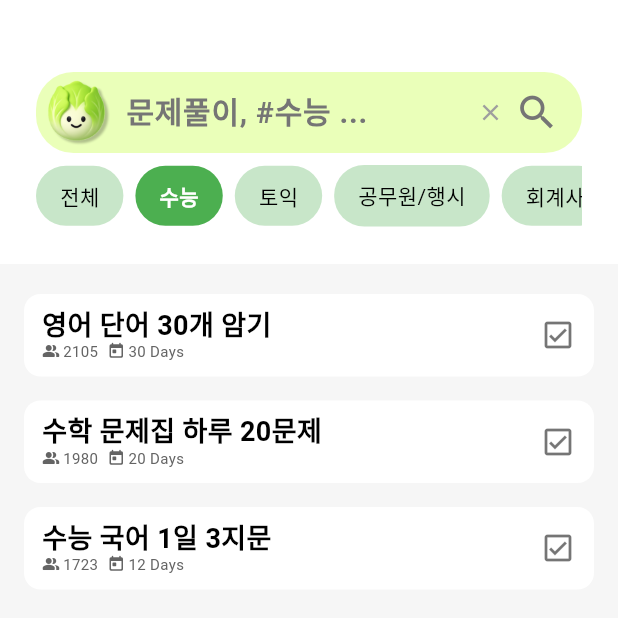
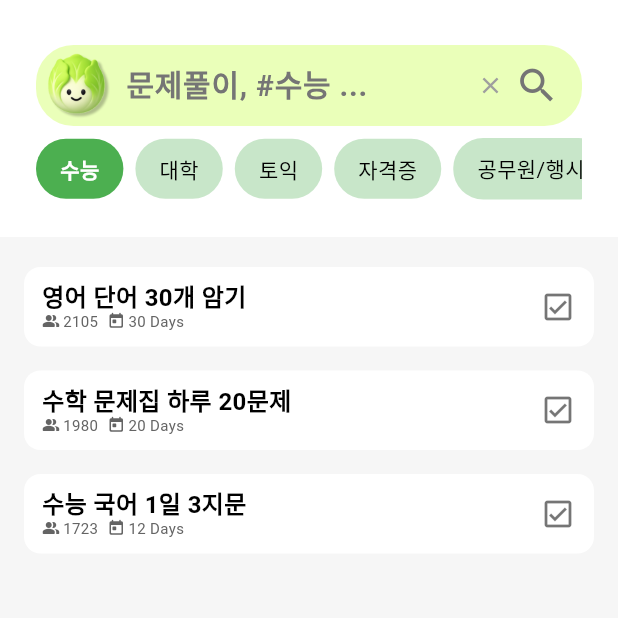
Before and after one commit to UniCon-BetU/bet_u, a Flutter app: the ChallengePage screen opened by its route, after a tap on "수능", on a phone screen of 412 x 824 dp, the top half of it. Run offline on Flutter 3.47's test engine with Material 3 defaults, Android fonts, the phone set to English and light mode, and no system bars; our stand-ins replace image_picker, shared_preferences, smooth_page_indicator; missing offline and left inert: tosspayments_widget_sdk_flutter; accounts and stored records are empty; Roboto replaces fonts that are missing (Freesentation).

Commit message:
치타는 달린다 아이콘을 박았다. cat -> cat[image] 이런느낌으로 변수사용법이 바뀜

```diff
--- a/lib/views/pages/challenge_page.dart
+++ b/lib/views/pages/challenge_page.dart
@@ -8,6 +8,24 @@ import 'package:bet_u/views/widgets/challenge_tile_widget.dart';
 import 'package:bet_u/views/widgets/betu_challenge_section_widget.dart';
 import '../../theme/app_colors.dart';
 import '../../utils/challenge_history.dart' as ch;
+
+void main() {
+  runApp(const MyApp());
+}
+
+class MyApp extends StatelessWidget {
+  const MyApp({super.key});
+
+  @override
+  Widget build(BuildContext context) {
+    return MaterialApp(
+      debugShowCheckedModeBanner: false,
+      title: 'Profile Page Demo',
+      theme: ThemeData(primarySwatch: Colors.green),
+      home: const ChallengePage(),
+    );
+  }
+}
 
 class ChallengePage extends StatefulWidget {
   const ChallengePage({super.key});
@@ -37,16 +55,18 @@ class _ChallengePageState extends State<ChallengePage> {
   bool _isTagDropdownOpen = false;
 
   final TextEditingController _searchController = TextEditingController();
-  String selectedCategory = '전체';
-  final List<String> categories = [
-    '전체',
-    '수능',
-    '토익',
-    '공무원/행시',
-    '회계사',
-    'LEET',
-    '자격증',
-    '자기계발',
+  String selectedCategory = '수능';
+  final List<Map<String, String>> categories = [
+    {"name": "수능", "image": "assets/category/suneung.png"},
+    {"name": "대학", "image": "assets/category/university.png"},
+
+    {"name": "토익", "image": "assets/category/toeic.png"},
+    {"name": "자격증", "image": "assets/category/certificate.png"},
+
+    {"name": "공무원/행시", "image": "assets/category/gongmuwon.png"},
+    {"name": "회계사", "image": "assets/category/account.png"},
+    {"name": "LEET", "image": "assets/category/leet.png"},
+    {"name": "생활/자기계발", "image": "assets/category/self.png"},
   ];
 
   List<String> recentSearches = [];
@@ -381,9 +401,9 @@ class _ChallengePageState extends State<ChallengePage> {
           scrollDirection: Axis.horizontal,
           child: Row(
             children: categories.map((cat) {
-              final isSelected = selectedCategory == cat;
+              final isSelected = selectedCategory == cat["name"];
               return GestureDetector(
-                onTap: () => setState(() => selectedCategory = cat),
+                onTap: () => setState(() => selectedCategory = cat["name"]!),
                 child: Container(
                   margin: const EdgeInsets.only(right: 8),
                   padding: const EdgeInsets.symmetric(
@@ -395,7 +415,7 @@ class _ChallengePageState extends State<ChallengePage> {
                     borderRadius: BorderRadius.circular(20),
                   ),
                   child: Text(
-                    cat,
+                    cat["name"]!,
                     style: TextStyle(
                       color: isSelected ? Colors.white : Colors.black,
                       fontWeight: isSelected
@@ -448,7 +468,7 @@ class _ChallengePageState extends State<ChallengePage> {
       child: Column(
         crossAxisAlignment: CrossAxisAlignment.center,
         children: [
-          SizedBox(height: 48),
+          SizedBox(height: 30),
           AnimatedContainer(
             duration: Duration(milliseconds: 300),
             curve: Curves.easeOut,
@@ -554,7 +574,7 @@ class _ChallengePageState extends State<ChallengePage> {
                     child: IgnorePointer(
                       ignoring: _isSearching, // 사라지는 중 터치 막기
                       child: IconButton(
-                        iconSize: 24,
+                        iconSize: 40,
                         icon: const Icon(
                           Icons.add_rounded,
                           color: Colors.black,
@@ -582,9 +602,11 @@ class _ChallengePageState extends State<ChallengePage> {
                 scrollDirection: Axis.horizontal,
                 child: Row(
                   children: categories.map((cat) {
-                    final isSelected = selectedCategory == cat;
+                    final isSelected = selectedCategory == cat['name'];
                     return GestureDetector(
-                      onTap: () => setState(() => selectedCategory = cat),
+                      onTap: () => setState(
+                        () => selectedCategory = cat['name']!,
+                      ), // ✅ 선택도 name으로
                       child: Container(
                         margin: const EdgeInsets.only(right: 8),
                         padding: const EdgeInsets.symmetric(
@@ -598,7 +620,7 @@ class _ChallengePageState extends State<ChallengePage> {
                           borderRadius: BorderRadius.circular(20),
                         ),
                         child: Text(
-                          cat,
+                          cat['name']!, // ✅ 이렇게 수정
                           style: TextStyle(
                             color: isSelected ? Colors.white : Colors.black,
                             fontWeight: isSelected
@@ -663,6 +685,7 @@ class _ChallengePageState extends State<ChallengePage> {
       child: Column(
         children: [
           const Spacer(),
+
           GridView.builder(
             shrinkWrap: true,
             physics: const NeverScrollableScrollPhysics(),
@@ -678,20 +701,23 @@ class _ChallengePageState extends State<ChallengePage> {
               return GestureDetector(
                 onTap: () {
                   setState(() {
-                    selectedCategory = cat;
+                    selectedCategory = cat["name"]!;
                     _isSearching = true;
                   });
                 },
                 child: Column(
                   children: [
-                    const CircleAvatar(
-                      radius: 24,
-                      backgroundColor: Color(0xFF1BAB0F),
-                      child: Icon(Icons.school, color: Colors.white),
+                    // CircleAvatar 대신 이미지 그대로
+                    Image.asset(
+                      cat["image"]!,
+                      width: 48,
+                      height: 48,
+                      fit: BoxFit.contain,
+                      filterQuality: FilterQuality.none, // <- 픽셀 낮춤
                     ),
                     const SizedBox(height: 6),
                     Text(
-                      cat,
+                      cat["name"]!,
                       style: const TextStyle(
                         fontSize: 15,
                         fontWeight: FontWeight.w800,
--- a/lib/views/pages/profile_page.dart
+++ b/lib/views/pages/profile_page.dart
@@ -160,7 +160,7 @@ class ProfilePage extends StatelessWidget {
                 MyPageSettingWidget(
                   title: '포인트 결제',
                   image: AssetImage('images/point_icon.png'),
-                  point: '100P',
+                  point: '$userPoints P', // userPoints 변수 사용
                   onTap: () {
                     Navigator.push(
                       context,
--- a/lib/views/widgets/betu_challenge_section_widget.dart
+++ b/lib/views/widgets/betu_challenge_section_widget.dart
@@ -43,7 +43,9 @@ class BetuChallengeSectionWidget extends StatelessWidget {
         InkWell(
           borderRadius: BorderRadius.circular(11),
           onTap: () {
-              final betuOnly = allChallenges.where((c) => c.type == 'betu').toList();
+            final betuOnly = allChallenges
+                .where((c) => c.type == 'betu')
+                .toList();
             Navigator.of(context).push(
               MaterialPageRoute(
                 builder: (_) => BetuChallengesPage(betuChallenges: betuOnly),
@@ -53,14 +55,30 @@ class BetuChallengeSectionWidget extends StatelessWidget {
           child: Row(
             mainAxisAlignment: MainAxisAlignment.spaceBetween,
             children: [
-                Row(
+              Padding(
+                padding: const EdgeInsets.only(left: 12), // 왼쪽 여백
+                child: Row(
                   children: [
-                    Text(title, style: const TextStyle(fontSize: 18, fontWeight: FontWeight.bold)),
+                    Text(
+                      title,
+                      style: const TextStyle(
+                        fontSize: 18,
+                        fontWeight: FontWeight.bold,
+                      ),
+                    ),
                     const SizedBox(width: 6),
                     leadingIcon,
+                    const SizedBox(width: 260),
+
+                    const Icon(
+                      Icons.arrow_forward_ios_rounded,
+                      color: Colors.black,
+                    ),
                   ],
                 ),
-                const Icon(Icons.arrow_forward_ios_rounded, color: Colors.black),
+              ),
+
+              const SizedBox(width: 1),
             ],
           ),
         ),
@@ -112,7 +130,9 @@ class BetuChallengeSectionWidget extends StatelessWidget {
   List<List<Challenge>> _chunk(List<Challenge> list, int size) {
     final chunks = <List<Challenge>>[];
     for (int i = 0; i < list.length; i += size) {
-      chunks.add(list.sublist(i, i + size > list.length ? list.length : i + size));
+      chunks.add(
+        list.sublist(i, i + size > list.length ? list.length : i + size),
+      );
     }
     return chunks;
   }
--- a/lib/views/widgets/challenge_section_widget.dart
+++ b/lib/views/widgets/challenge_section_widget.dart
@@ -45,7 +45,7 @@ class _ChallengeSectionWidgetState extends State<ChallengeSectionWidget> {
         borderRadius: BorderRadius.circular(11),
         boxShadow: [
           BoxShadow(
-            color: Colors.black.withValues(alpha:0.25),
+            color: Colors.black.withValues(alpha: 0.25),
             blurRadius: 4,
             offset: Offset(0, 4),
           ),
@@ -58,7 +58,7 @@ class _ChallengeSectionWidgetState extends State<ChallengeSectionWidget> {
             padding: const EdgeInsets.symmetric(horizontal: 5),
             child: Text(
               widget.title,
-              style: const TextStyle(fontWeight: FontWeight.w600, fontSize: 12),
+              style: const TextStyle(fontWeight: FontWeight.w600, fontSize: 15),
             ),
           ),
 
@@ -70,7 +70,7 @@ class _ChallengeSectionWidgetState extends State<ChallengeSectionWidget> {
               onPageChanged: (i) => setState(() => _page = i),
               itemBuilder: (_, idx) => Column(
                 children: _pages[idx]
-                    .map((c) => ChallengeTileWidget(c: c))
+                    .map((c) => ChallengeTileWidget(c: c, showTags: false))
                     .toList(),
               ),
             ),
@@ -99,7 +99,6 @@ class _ChallengeSectionWidgetState extends State<ChallengeSectionWidget> {
               }),
             ),
           ),
-
         ],
       ),
     );
--- a/lib/views/widgets/challenge_tile_widget.dart
+++ b/lib/views/widgets/challenge_tile_widget.dart
@@ -75,7 +75,8 @@ class _ChallengeTileWidgetState extends State<ChallengeTileWidget> {
     // 1) trailingOverride
     // 2) preferImageRight && hasImage => 이미지
     // 3) 기본 아이콘
-    final Widget rightWidget = widget.trailingOverride ??
+    final Widget rightWidget =
+        widget.trailingOverride ??
         (widget.preferImageRight && hasImage
             ? _imageBox(imageUrl!)
             : Icon(_trailingIcon, size: 24, color: _trailingColor));
@@ -112,8 +113,7 @@ class _ChallengeTileWidgetState extends State<ChallengeTileWidget> {
               }
             },
             child: Padding(
-              padding:
-                  const EdgeInsets.symmetric(horizontal: 12, vertical: 10),
+              padding: const EdgeInsets.symmetric(horizontal: 12, vertical: 10),
               child: Row(
                 children: [
                   Expanded(
@@ -127,7 +127,7 @@ class _ChallengeTileWidgetState extends State<ChallengeTileWidget> {
                           maxLines: 1,
                           overflow: TextOverflow.ellipsis,
                           style: const TextStyle(
-                            fontSize: 18,
+                            fontSize: 16,
                             fontWeight: FontWeight.w700,
                             height: 1.1,
                           ),
--- a/pubspec.yaml
+++ b/pubspec.yaml
@@ -66,6 +66,7 @@ flutter:
   # assets와 fonts는 동일한 들여쓰기 레벨이어야 합니다.
   assets:
     - assets/images/
+    - assets/category/
 
 
 
```
Also changed, not shown: assets/category/account.png (added), assets/category/certificate.png (added), assets/category/gongmuwon.png (added), assets/category/leet.png (added), assets/category/self.png (added), assets/category/suneung.png (added), assets/category/toeic.png (added), assets/category/university.png (added). Lines whose indentation alone changed are shown as unchanged.
